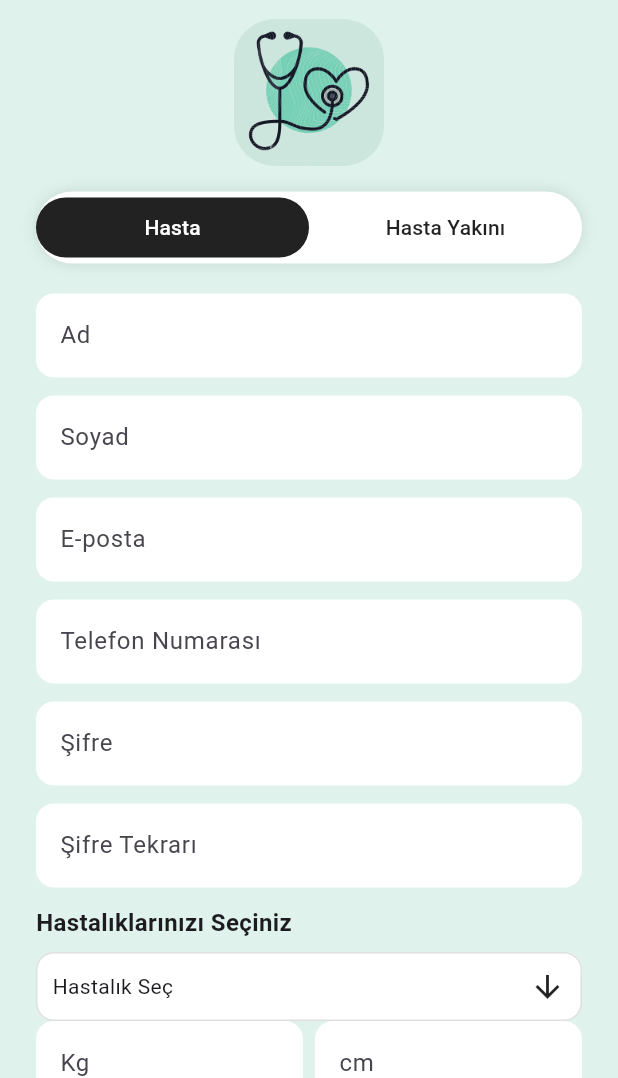
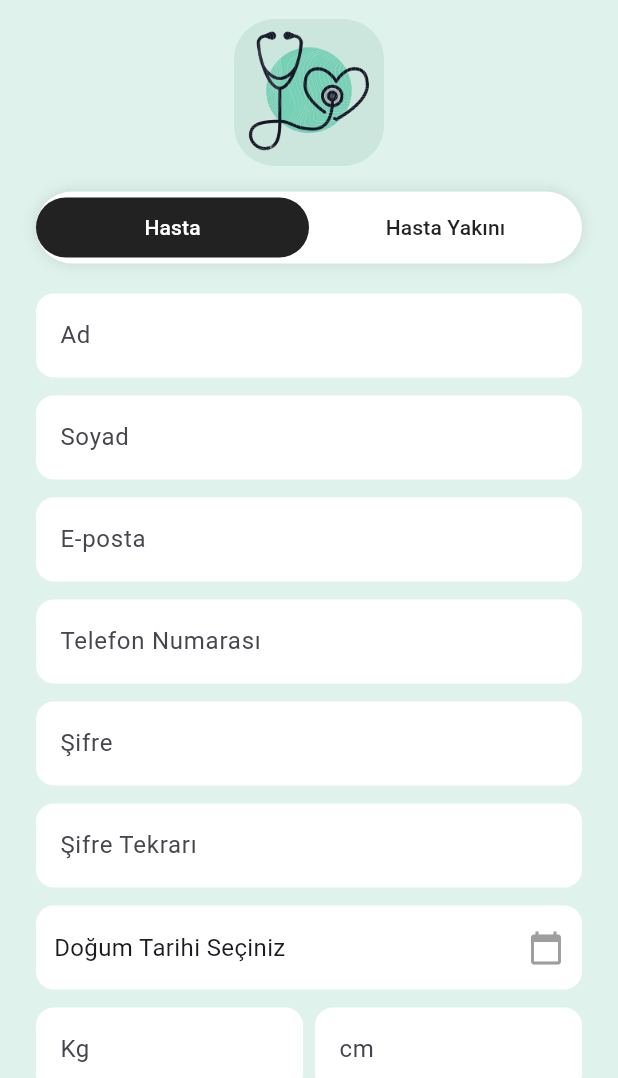
Before and after one commit to dilara-karaca/HealthAssistant, a Flutter app: the RegisterPatientScreen screen opened by its route, on a phone screen of 412 x 824 dp, the part 158-1236 px from its top. Run offline on Flutter 3.47's test engine with Material 3 defaults, Android fonts, the light colour scheme and no system bars; drawn by our look-alikes of multi_select_flutter; our stand-ins replace cloud_firestore, firebase_auth, firebase_core, fl_chart, flutter_blue_plus, geolocator and 2 more; accounts and stored records are empty.

Commit message:
kayıt olma sayfasına dogum tarihi eklendi

```diff
--- a/lib/screens/register_patient_screen.dart
+++ b/lib/screens/register_patient_screen.dart
@@ -22,6 +22,7 @@ class _RegisterPatientScreenState extends State<RegisterPatientScreen> {
   final TextEditingController weightController = TextEditingController();
   final TextEditingController heightController = TextEditingController();
 
+  DateTime? selectedBirthDate;
   String? selectedBloodType;
   String? selectedGender;
   List<String> selectedDiseases = [];
@@ -71,9 +72,9 @@ class _RegisterPatientScreenState extends State<RegisterPatientScreen> {
               _buildUserTypeButtons(context),
               const SizedBox(height: 20),
               _buildTextFields(),
-              _buildDiseaseSelection(),
               _buildPhysicalInputs(),
               _buildDropdowns(),
+              _buildDiseaseSelection(),
               const SizedBox(height: 32),
               GestureDetector(
                 onTap: _registerPatient,
@@ -162,6 +163,44 @@ class _RegisterPatientScreenState extends State<RegisterPatientScreen> {
           controller: confirmPasswordController,
           obscureText: true,
         ),
+        Padding(
+          padding: const EdgeInsets.only(bottom: 12.0),
+          child: GestureDetector(
+            onTap: () async {
+              final DateTime? picked = await showDatePicker(
+                context: context,
+                initialDate: DateTime(2000),
+                firstDate: DateTime(1900),
+                lastDate: DateTime.now(),
+              );
+              if (picked != null) {
+                setState(() {
+                  selectedBirthDate = picked;
+                });
+              }
+            },
+            child: Container(
+              padding: const EdgeInsets.symmetric(horizontal: 12.0, vertical: 16.0),
+              decoration: BoxDecoration(
+                color: Colors.white,
+                borderRadius: BorderRadius.circular(12),
+              ),
+              child: Row(
+                mainAxisAlignment: MainAxisAlignment.spaceBetween,
+                children: [
+                  Text(
+                    selectedBirthDate == null
+                        ? 'Doğum Tarihi Seçiniz'
+                        : '${selectedBirthDate!.day}.${selectedBirthDate!.month}.${selectedBirthDate!.year}',
+                    style: TextStyle(fontSize: 16),
+                  ),
+                  const Icon(Icons.calendar_today, color: Colors.grey),
+                ],
+              ),
+            ),
+          ),
+        ),
+
       ],
     );
   }
@@ -189,35 +228,7 @@ class _RegisterPatientScreenState extends State<RegisterPatientScreen> {
     );
   }
 
-  Widget _buildDiseaseSelection() {
-    return Column(
-      children: [
-        const Align(
-          alignment: Alignment.centerLeft,
-          child: Text(
-            'Hastalıklarınızı Seçiniz',
-            style: TextStyle(fontSize: 16, fontWeight: FontWeight.bold),
-          ),
-        ),
-        const SizedBox(height: 8),
-        MultiSelectDialogField<String>(
-          items: diseaseList.map((e) => MultiSelectItem<String>(e, e)).toList(),
-          title: const Text("Hastalıklar"),
-          buttonText: const Text("Hastalık Seç"),
-          onConfirm: (values) {
-            setState(() {
-              selectedDiseases = List<String>.from(values);
-            });
-          },
-          decoration: BoxDecoration(
-            color: Colors.white,
-            borderRadius: BorderRadius.circular(12),
-            border: Border.all(color: Colors.grey.shade300),
-          ),
-        ),
-      ],
-    );
-  }
+
 
   Widget _buildPhysicalInputs() {
     return Row(
@@ -284,6 +295,29 @@ class _RegisterPatientScreenState extends State<RegisterPatientScreen> {
       ],
     );
   }
+  Widget _buildDiseaseSelection() {
+    return Column(
+      crossAxisAlignment: CrossAxisAlignment.start,
+      children: [
+        const SizedBox(height: 12), // Diğer inputlarla hizalı boşluk
+        MultiSelectDialogField<String>(
+          items: diseaseList.map((e) => MultiSelectItem<String>(e, e)).toList(),
+          title: const Text("Hastalıklar"),
+          buttonText: const Text("Hastalık Seç"),
+          onConfirm: (values) {
+            setState(() {
+              selectedDiseases = List<String>.from(values);
+            });
+          },
+          decoration: BoxDecoration(
+            color: Colors.white,
+            borderRadius: BorderRadius.circular(12),
+            border: Border.all(color: Colors.grey.shade300),
+          ),
+        ),
+      ],
+    );
+  }
 
   Future<void> _registerPatient() async {
     final name = nameController.text.trim();
@@ -323,12 +357,14 @@ class _RegisterPatientScreenState extends State<RegisterPatientScreen> {
 
     if (selectedDiseases.isEmpty ||
         selectedBloodType == null ||
-        selectedGender == null) {
+        selectedGender == null ||
+        selectedBirthDate == null) {
       ScaffoldMessenger.of(context).showSnackBar(
         const SnackBar(content: Text("Lütfen tüm bilgileri eksiksiz giriniz.")),
       );
       return;
     }
+
 
     try {
       final userCredential = await FirebaseAuth.instance
@@ -372,6 +408,7 @@ class _RegisterPatientScreenState extends State<RegisterPatientScreen> {
         'gender': selectedGender,
         'bloodType': selectedBloodType,
         'diseases': selectedDiseases,
+        'birthDate': selectedBirthDate?.toIso8601String(),
         'patientCode': patientCode.toUpperCase(), // ✅ büyük harfle kaydedildi
         'role': 'patient',
         'createdAt': Timestamp.now(),
```
Also changed, not shown: lib/screens/profile.dart (+12 -1 lines).
